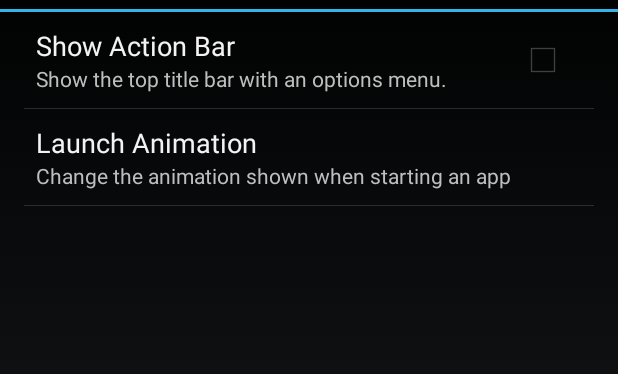
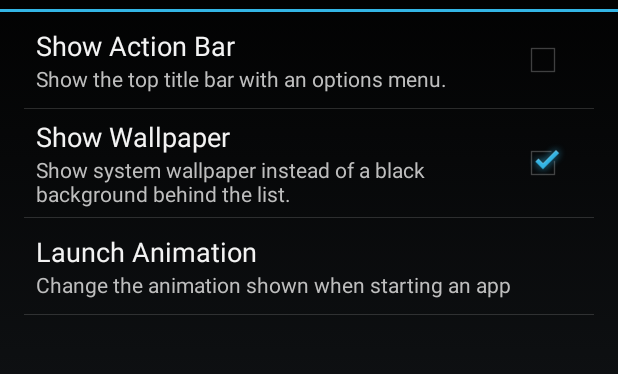
Before and after one commit to andreyrd/ListLauncher, an Android app: the LauncherActivity screen opened directly, with no data from a screen before it, after a tap on "ListLauncher Settings", on a phone screen of 412 x 824 dp, the part 60-434 px from its top. Run offline under Robolectric (Android 15) with nearby library versions, the phone set to English and light mode, and no system bars.

Commit message:
Added option to show wallpaper

```diff
--- a/app/build.gradle
+++ b/app/build.gradle
@@ -8,8 +8,8 @@ android {
         applicationId "com.amagital.launcher.list"
         minSdkVersion 11
         targetSdkVersion 21
-        versionCode 3
-        versionName "1.2"
+        versionCode 4
+        versionName "1.3"
     }
     buildTypes {
         release {
--- a/app/src/main/java/com/amagital/launcher/list/LauncherActivity.java
+++ b/app/src/main/java/com/amagital/launcher/list/LauncherActivity.java
@@ -1,5 +1,6 @@
 package com.amagital.launcher.list;
 
+import android.annotation.TargetApi;
 import android.app.ActionBar;
 import android.app.Activity;
 import android.app.ActivityOptions;
@@ -9,8 +10,13 @@ import android.content.Context;
 import android.content.DialogInterface;
 import android.content.Intent;
 import android.content.IntentFilter;
+import android.content.SharedPreferences;
 import android.content.pm.ApplicationInfo;
 import android.content.pm.PackageManager;
+import android.graphics.Color;
+import android.graphics.drawable.ColorDrawable;
+import android.graphics.drawable.Drawable;
+import android.graphics.drawable.LayerDrawable;
 import android.net.Uri;
 import android.os.AsyncTask;
 import android.os.Build;
@@ -68,9 +74,26 @@ public class LauncherActivity extends Activity {
 
 	private ChangeReceiver changeReceiver;
 
-	@Override
+    @Override
 	protected void onResume() {
 		super.onResume();
+
+        // Show wallpaper according to settings
+        if (PreferenceManager.getDefaultSharedPreferences(this)
+                .getBoolean("show_wallpaper", false)) {
+            if (Build.VERSION.SDK_INT >= Build.VERSION_CODES.JELLY_BEAN) {
+                LayerDrawable wallpaper = new LayerDrawable(new Drawable[] {
+                        getWallpaper(),
+                        new ColorDrawable(getResources().getColor(R.color.wallpaper_darken))
+                });
+
+                findViewById(R.id.launcher_list).setBackground(wallpaper);
+            } else {
+                findViewById(R.id.launcher_list).setBackgroundDrawable(getWallpaper());
+            }
+        } else {
+            findViewById(R.id.launcher_list).setBackgroundColor(Color.TRANSPARENT);
+        }
 
         prefShowActionBar = PreferenceManager.getDefaultSharedPreferences(this)
                 .getBoolean("show_action_bar", false);
--- a/app/src/main/res/values/colors.xml
+++ b/app/src/main/res/values/colors.xml
@@ -1,4 +1,6 @@
 <?xml version="1.0" encoding="utf-8"?>
 <resources>
     <color name="white">#ffffff</color>
+
+    <color name="wallpaper_darken">#66000000</color>
 </resources>
--- a/app/src/main/res/values/preference_values.xml
+++ b/app/src/main/res/values/preference_values.xml
@@ -7,4 +7,8 @@
     <string name="pref_show_action_bar_title">Show Action Bar</string>
     <string name="pref_show_action_bar_summary">Show the top title bar with an options menu.</string>
     <bool name="pref_show_action_bar_default">false</bool>
+
+    <string name="pref_show_wallpaper_title">Show Wallpaper</string>
+    <string name="pref_show_wallpaper_summary">Show system wallpaper instead of a black background behind the list.</string>
+    <bool name="pref_show_wallpaper_default">true</bool>
 </resources>
--- a/app/src/main/res/xml/preferences.xml
+++ b/app/src/main/res/xml/preferences.xml
@@ -9,6 +9,12 @@
         android:summary="@string/pref_show_action_bar_summary"
         android:defaultValue="@bool/pref_show_action_bar_default" />
 
+	<CheckBoxPreference
+		android:key="show_wallpaper"
+		android:title="@string/pref_show_wallpaper_title"
+		android:summary="@string/pref_show_wallpaper_summary"
+		android:defaultValue="@bool/pref_show_wallpaper_default" />
+
 	<ListPreference
 		android:key="launch_anim"
 		android:title="@string/pref_launch_anim_title"
```
